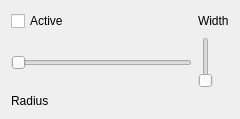
Before: the Qt Designer form Widgets/ringwidget.ui in timseed/QCollimate, drawn with Qt 5.
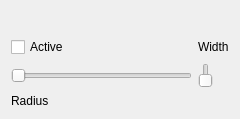
After: the same form once the commit is applied.

Commit message: Nice QGrid Cell Debugging thanks to ChatGpt

What changed in the file:
```diff
--- a/Widgets/ringwidget.ui
+++ b/Widgets/ringwidget.ui
@@ -13,18 +13,11 @@
   <property name="windowTitle">
    <string>Form</string>
   </property>
-  <layout class="QGridLayout" name="gridLayout" rowstretch="1,5,0,0" columnstretch="5,1,0,0">
-   <item row="2" column="0">
-    <widget class="QSlider" name="diameter">
-     <property name="orientation">
-      <enum>Qt::Orientation::Horizontal</enum>
-     </property>
-    </widget>
-   </item>
-   <item row="3" column="0">
-    <widget class="QLabel" name="label_2">
+  <layout class="QGridLayout" name="gridLayout" rowstretch="1,5,1,0,0,0" columnstretch="5,1" rowminimumheight="0,0,0,0,0,0">
+   <item row="1" column="0">
+    <widget class="QCheckBox" name="checkBox">
      <property name="text">
-      <string>Radius</string>
+      <string>Active</string>
      </property>
     </widget>
    </item>
@@ -41,13 +34,6 @@
      </property>
     </widget>
    </item>
-   <item row="1" column="0">
-    <widget class="QCheckBox" name="checkBox">
-     <property name="text">
-      <string>Active</string>
-     </property>
-    </widget>
-   </item>
    <item row="1" column="1">
     <widget class="QLabel" name="label">
      <property name="text">
@@ -55,6 +41,20 @@
      </property>
     </widget>
    </item>
+   <item row="2" column="0">
+    <widget class="QSlider" name="diameter">
+     <property name="orientation">
+      <enum>Qt::Orientation::Horizontal</enum>
+     </property>
+    </widget>
+   </item>
+   <item row="3" column="0">
+    <widget class="QLabel" name="label_2">
+     <property name="text">
+      <string>Radius</string>
+     </property>
+    </widget>
+   </item>
   </layout>
  </widget>
  <resources/>
```
The commit also changes 5 other files.
